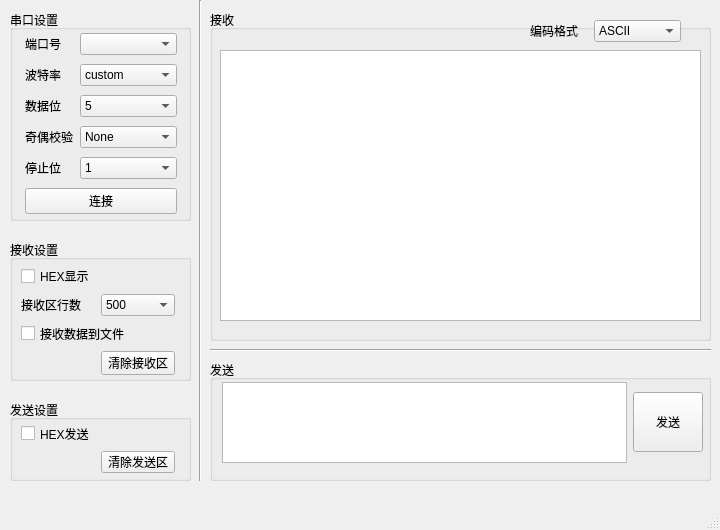
Qt form COM_Tool/Main_form.ui (Berte-Yu/ComTool) before a commit.
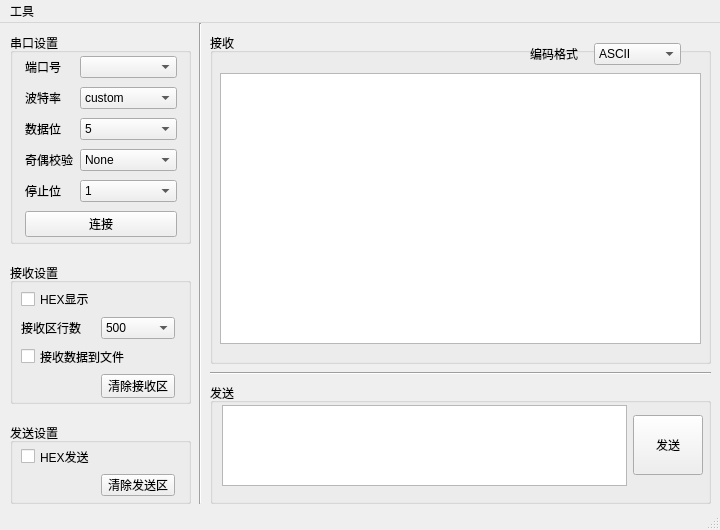
The same form after that commit.

The edit to the form file:
```diff
--- a/COM_Tool/Main_form.ui
+++ b/COM_Tool/Main_form.ui
@@ -621,6 +621,13 @@
      <height>23</height>
     </rect>
    </property>
+   <widget class="QMenu" name="menu">
+    <property name="title">
+     <string>工具</string>
+    </property>
+    <addaction name="tool_mult_string_send"/>
+   </widget>
+   <addaction name="menu"/>
   </widget>
   <widget class="QStatusBar" name="statusbar">
    <property name="sizeGripEnabled">
```
Left out of the diff: 7 changed lines with no effect on the pictures.
